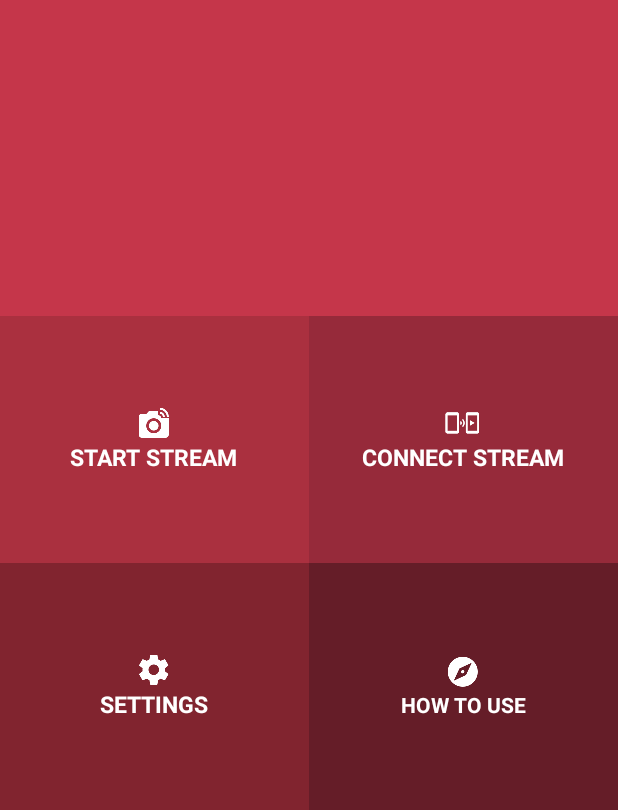
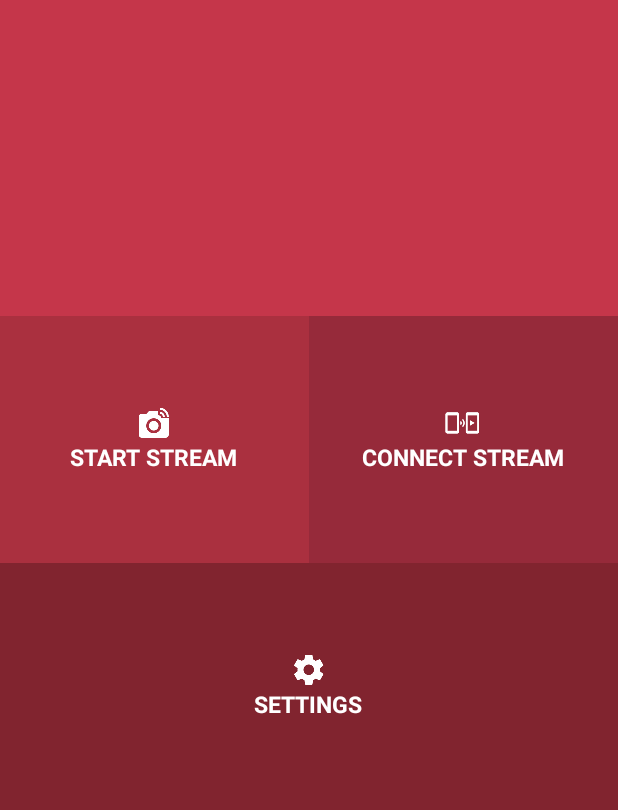
Before and after one commit to ShahriyarHridoy/Follow-Project, an Android app: the MainMenuActivity screen opened directly, with no data from a screen before it, on a phone screen of 412 x 824 dp, the part 426-1236 px from its top. Run offline under Robolectric (Android 15) with nearby library versions, the phone set to English and light mode, and no system bars.

Commit message:
test project

```diff
--- a/Endoscope-master/app/src/main/java/pl/hypeapp/endoscope/ui/activity/MainMenuActivity.java
+++ b/Endoscope-master/app/src/main/java/pl/hypeapp/endoscope/ui/activity/MainMenuActivity.java
@@ -26,8 +26,8 @@ public class MainMenuActivity extends AppCompatActivity {
         Intent i = new Intent(MainMenuActivity.this, SettingsActivity.class);
         startActivity(i);
     }
-    public void intentHowToUse(View view) {
+   /* public void intentHowToUse(View view) {
         Intent i =  new Intent(MainMenuActivity.this, HowToUseActivity.class);
         startActivity(i);
-    }
+    }*/
 }
--- a/Endoscope-master/app/src/main/res/layout/activity_main_menu.xml
+++ b/Endoscope-master/app/src/main/res/layout/activity_main_menu.xml
@@ -124,28 +124,6 @@
                 android:textSize="15sp" />
         </LinearLayout>
 
-        <LinearLayout
-            android:id="@+id/how_to_use"
-            android:layout_width="match_parent"
-            android:layout_height="match_parent"
-            android:layout_weight="1"
-            android:background="@color/how_to_use_background"
-            android:gravity="center_vertical|center_horizontal"
-            android:onClick="intentHowToUse"
-            android:orientation="vertical">
 
-            <ImageView
-                android:id="@+id/how_to_use_icon"
-                android:layout_width="wrap_content"
-                android:layout_height="wrap_content"
-                android:src="@drawable/ic_explore_white_24dp" />
-
-            <TextView
-                android:id="@+id/how_to_use_text"
-                style="@style/text_style"
-                android:layout_width="wrap_content"
-                android:layout_height="wrap_content"
-                android:text="@string/how_to_use" />
-        </LinearLayout>
     </LinearLayout>
 </LinearLayout>
```
